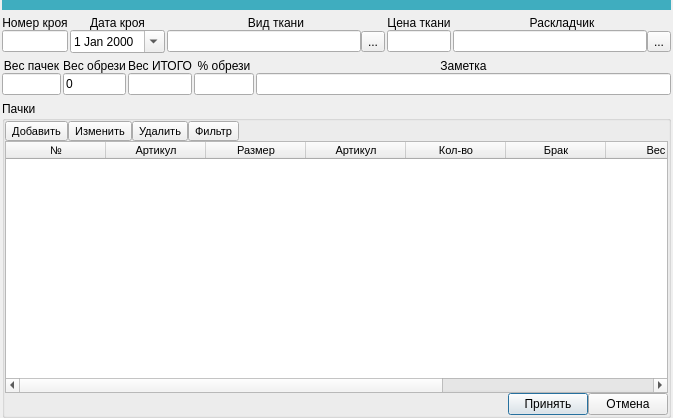
First picture: the form in ui/cut_brows.ui, repository Meller008/CRM-Avi, before the edit.
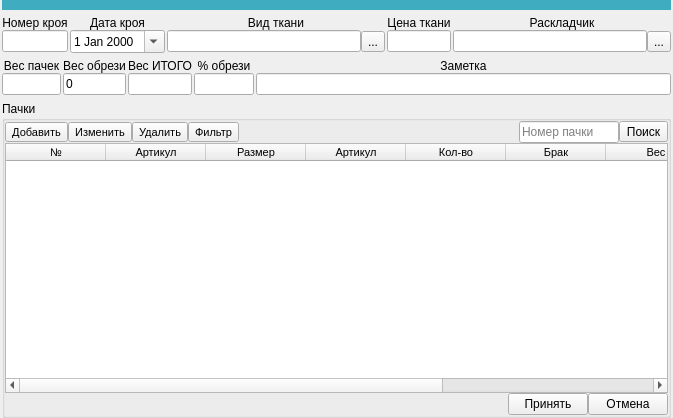
Second picture: the form after the edit.

```diff
--- a/ui/cut_brows.ui
+++ b/ui/cut_brows.ui
@@ -300,6 +300,32 @@
           </property>
          </spacer>
         </item>
+        <item>
+         <widget class="QLineEdit" name="le_pack_number_filter">
+          <property name="minimumSize">
+           <size>
+            <width>50</width>
+            <height>0</height>
+           </size>
+          </property>
+          <property name="maximumSize">
+           <size>
+            <width>100</width>
+            <height>16777215</height>
+           </size>
+          </property>
+          <property name="placeholderText">
+           <string>Номер пачки</string>
+          </property>
+         </widget>
+        </item>
+        <item>
+         <widget class="QToolButton" name="toolButton_4">
+          <property name="text">
+           <string>Поиск</string>
+          </property>
+         </widget>
+        </item>
        </layout>
       </item>
       <item row="2" column="0">
@@ -322,6 +348,9 @@
           <property name="text">
            <string>Принять</string>
           </property>
+          <property name="autoDefault">
+           <bool>false</bool>
+          </property>
          </widget>
         </item>
         <item>
@@ -329,6 +358,9 @@
           <property name="text">
            <string>Отмена</string>
           </property>
+          <property name="autoDefault">
+           <bool>false</bool>
+          </property>
          </widget>
         </item>
        </layout>
```
Left out of the diff: 72 changed lines with no effect on the pictures.
